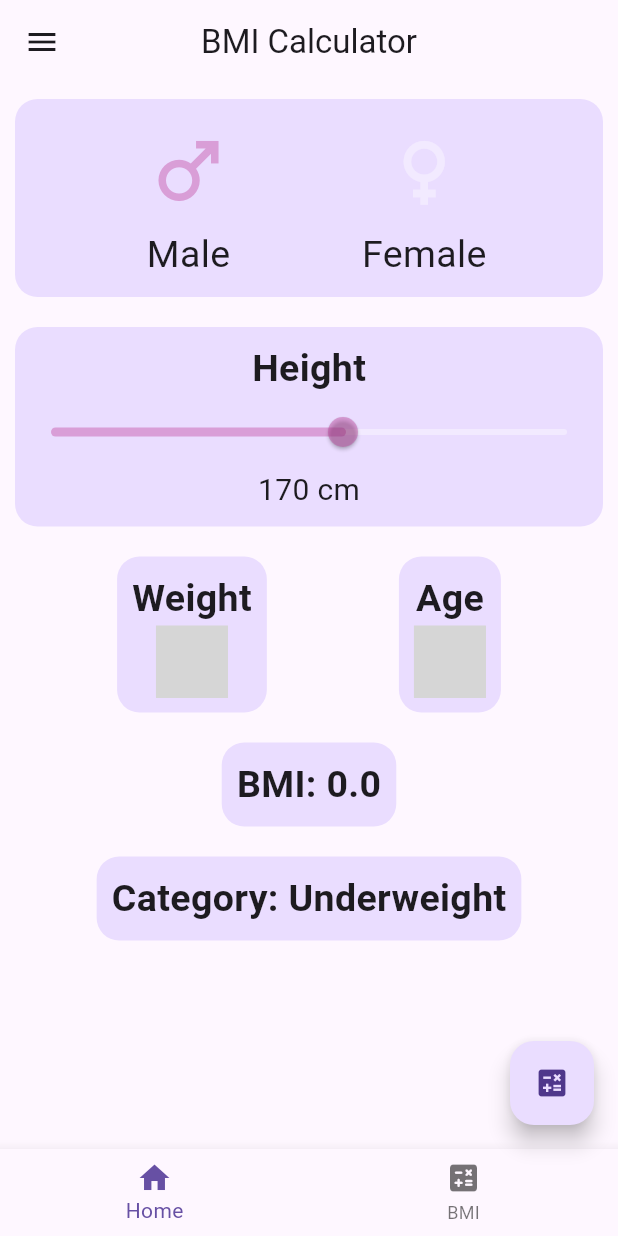
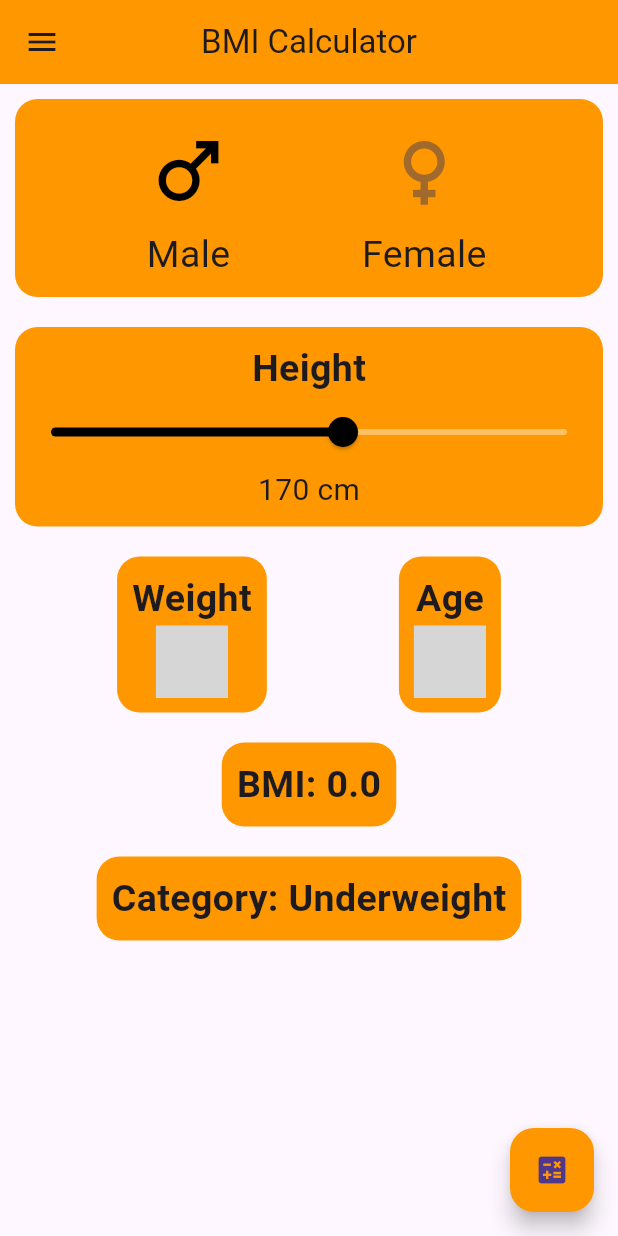
Before and after one commit to abdulWasayWaqas/Flutter-Fitness-App, a Flutter app: the BMIscreen screen opened by its route, on a phone screen of 412 x 824 dp. Run offline on Flutter 3.47's test engine with Material 3 defaults, Android fonts, the phone set to English and light mode, and no system bars; our stand-ins replace geolocator, weather; missing offline and left inert: item_count_number_button; grey boxes are pictures that could not be loaded.

Commit message:
Update BMIcalculator.dart

```diff
--- a/lib/screens/BMIcalculator.dart
+++ b/lib/screens/BMIcalculator.dart
@@ -1,6 +1,6 @@
 // ignore_for_file: prefer_const_constructors, non_constant_identifier_names
 import 'dart:math';
-import 'package:first_app/common/bottombar.dart';
+// import 'package:first_app/common/bottombar.dart';
 import 'package:first_app/common/menudrawer.dart';
 import 'package:flutter/material.dart';
 import 'package:item_count_number_button/item_count_number_button.dart';
@@ -22,9 +22,10 @@ class _BMIcsreenState extends State<BMIscreen> {
       appBar: AppBar(
         centerTitle: true,
         title: const Text("BMI Calculator"),
+        backgroundColor: Colors.orange,
       ),
       drawer: const MenuDrawer(),
-      bottomNavigationBar: MyBottomNavBar(),
+      // bottomNavigationBar: MyBottomNavBar(),
       body: _BMIcalculatorUI(),
       floatingActionButton: FloatingActionButton(
         onPressed: () {
@@ -32,6 +33,7 @@ class _BMIcsreenState extends State<BMIscreen> {
             _bmi = _weight / pow(_height / 100, 2);
           });
         },
+        backgroundColor: Colors.orange,
         child: const Icon(
           Icons.calculate,
         ),
@@ -65,7 +67,7 @@ class _BMIcsreenState extends State<BMIscreen> {
 
     return Container(
       decoration: BoxDecoration(
-        color: Theme.of(context).colorScheme.primaryContainer,
+        color: Colors.orange,
         borderRadius: BorderRadius.circular(15),
       ),
       margin: const EdgeInsets.all(10.0),
@@ -83,7 +85,7 @@ class _BMIcsreenState extends State<BMIscreen> {
   Widget _genderSelector() {
     return Container(
       decoration: BoxDecoration(
-        color: Theme.of(context).colorScheme.primaryContainer,
+        color: Colors.orange,
         borderRadius: BorderRadius.circular(
           15,
         ),
@@ -111,8 +113,8 @@ class _BMIcsreenState extends State<BMIscreen> {
                 icon: Icon(
                   Icons.male,
                   color: _selectedGender == 0
-                      ? Color.fromARGB(103, 192, 64, 156)
-                      : Color.fromARGB(255, 0, 0, 0),
+                      ? Color.fromARGB(255, 0, 0, 0)
+                      : Color.fromARGB(255, 161, 105, 44),
                 ),
               ),
               const Text(
@@ -135,8 +137,8 @@ class _BMIcsreenState extends State<BMIscreen> {
                 icon: Icon(
                   Icons.female,
                   color: _selectedGender == 1
-                      ? Color.fromARGB(103, 192, 64, 156)
-                      : Colors.white38,
+                      ? Color.fromARGB(255, 0, 0, 0)
+                      : Color.fromARGB(255, 161, 105, 44),
                 ),
               ),
               const Text(
@@ -155,7 +157,7 @@ class _BMIcsreenState extends State<BMIscreen> {
   Widget _heightInput() {
     return Container(
       decoration: BoxDecoration(
-        color: Theme.of(context).colorScheme.primaryContainer,
+        color: Colors.orange,
         borderRadius: BorderRadius.circular(
           15,
         ),
@@ -187,8 +189,8 @@ class _BMIcsreenState extends State<BMIscreen> {
                 },
               );
             },
-            activeColor: Color.fromARGB(
-                103, 192, 64, 156), // Change slider active color to black
+            activeColor: const Color.fromARGB(
+                255, 0, 0, 0), // Change slider active color to black
             inactiveColor:
                 Colors.white38, // Change slider inactive color to grey
           ),
@@ -218,7 +220,7 @@ class _BMIcsreenState extends State<BMIscreen> {
   Widget _weightInput() {
     return Container(
       decoration: BoxDecoration(
-        color: Theme.of(context).colorScheme.primaryContainer,
+        color: Colors.orange,
         borderRadius: BorderRadius.circular(
           15,
         ),
@@ -251,7 +253,7 @@ class _BMIcsreenState extends State<BMIscreen> {
               });
             },
             decimalPlaces: 0,
-            color: Color.fromARGB(103, 192, 64, 156),
+            color: Color.fromARGB(255, 161, 105, 44),
           ),
         ],
       ),
@@ -261,7 +263,7 @@ class _BMIcsreenState extends State<BMIscreen> {
   Widget _ageInput() {
     return Container(
       decoration: BoxDecoration(
-        color: Theme.of(context).colorScheme.primaryContainer,
+        color: Colors.orange,
         borderRadius: BorderRadius.circular(
           15,
         ),
@@ -294,7 +296,7 @@ class _BMIcsreenState extends State<BMIscreen> {
               });
             },
             decimalPlaces: 0,
-            color: Color.fromARGB(103, 192, 64, 156),
+            color: Color.fromARGB(255, 161, 105, 44),
           ),
         ],
       ),
@@ -304,7 +306,7 @@ class _BMIcsreenState extends State<BMIscreen> {
   Widget _bmiResult() {
     return Container(
       decoration: BoxDecoration(
-        color: Theme.of(context).colorScheme.primaryContainer,
+        color: Colors.orange,
         borderRadius: BorderRadius.circular(
           15,
         ),
```
